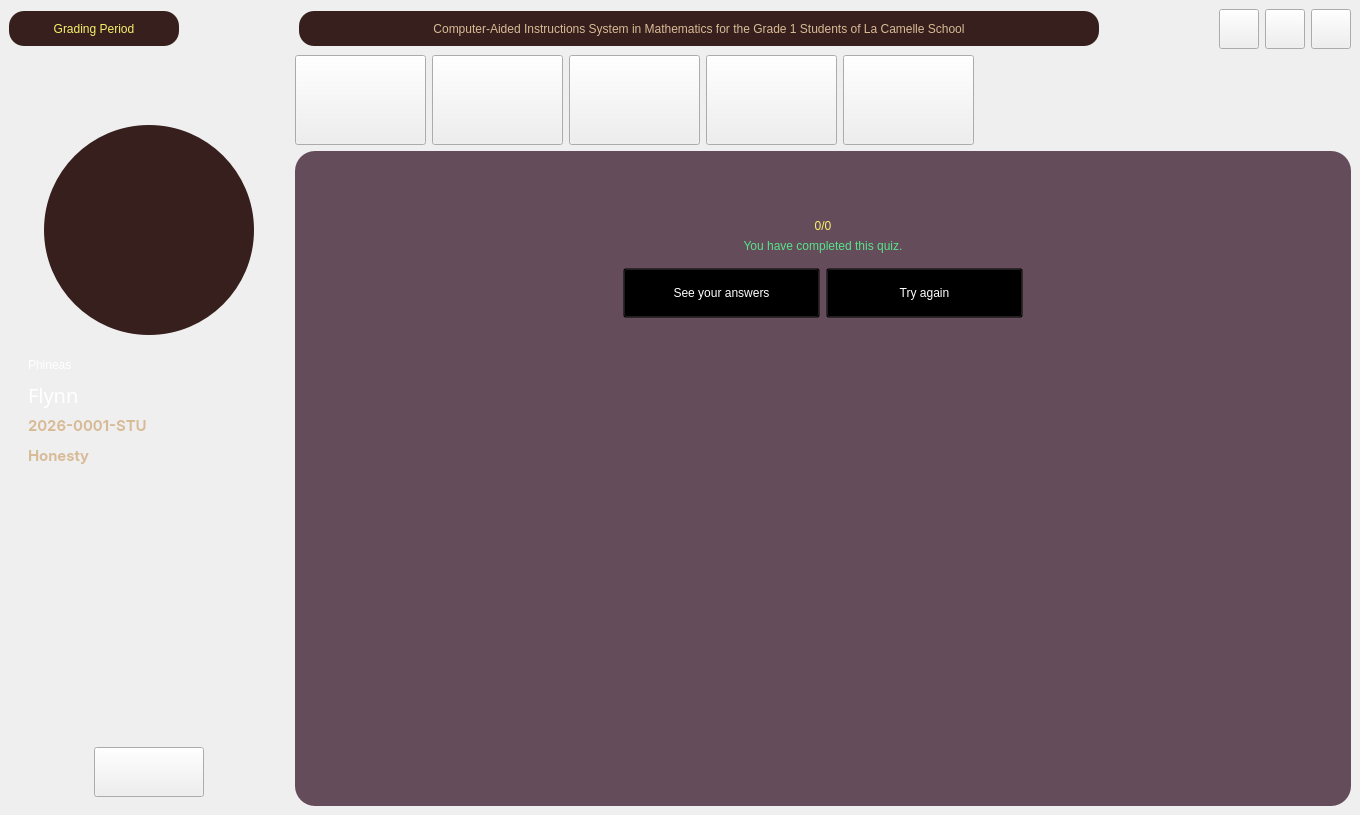
The window that CAI_PyQt/CAI_Student/UI/FormHome.ui (CPG19040/CPG19040) describes before a commit, drawn with Qt 5.
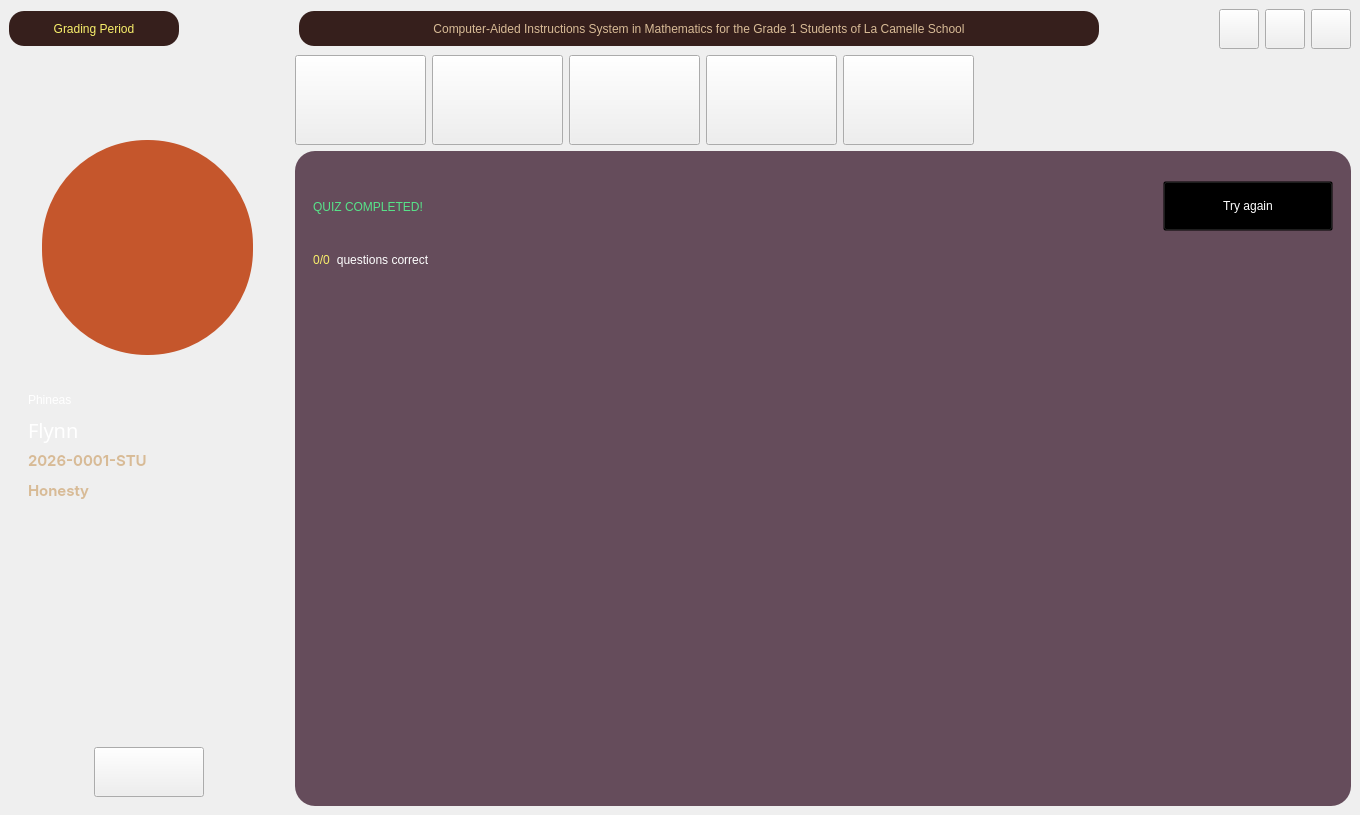
The same window after the commit. The open tabs and pages were chosen to show the change. Icons and pictures are not drawn.

Diff of the .ui file:
```diff
--- a/CAI_PyQt/CAI_Student/UI/FormHome.ui
+++ b/CAI_PyQt/CAI_Student/UI/FormHome.ui
@@ -339,10 +339,22 @@
                  <number>20</number>
                 </property>
                 <property name="bottomMargin">
-                 <number>9</number>
+                 <number>29</number>
                 </property>
                 <item>
                  <widget class="QWidget" name="widget_4" native="true">
+                  <property name="minimumSize">
+                   <size>
+                    <width>260</width>
+                    <height>260</height>
+                   </size>
+                  </property>
+                  <property name="maximumSize">
+                   <size>
+                    <width>260</width>
+                    <height>260</height>
+                   </size>
+                  </property>
                   <property name="styleSheet">
                    <string notr="true"/>
                   </property>
@@ -379,18 +391,18 @@
                     <widget class="QWidget" name="widget_3" native="true">
                      <property name="minimumSize">
                       <size>
-                       <width>210</width>
-                       <height>210</height>
+                       <width>211</width>
+                       <height>215</height>
                       </size>
                      </property>
                      <property name="maximumSize">
                       <size>
-                       <width>210</width>
-                       <height>210</height>
+                       <width>215</width>
+                       <height>215</height>
                       </size>
                      </property>
                      <property name="styleSheet">
-                      <string notr="true">background-color: #361f1c;
+                      <string notr="true">background-color: #c5562c;
 border-radius: 105px;</string>
                      </property>
                      <layout class="QVBoxLayout" name="verticalLayout_14">
@@ -1526,72 +1538,100 @@
               <string notr="true">background: transparent;</string>
              </property>
              <layout class="QVBoxLayout" name="verticalLayout_17">
-              <item>
-               <spacer name="verticalSpacer_3">
-                <property name="orientation">
-                 <enum>Qt::Vertical</enum>
-                </property>
-                <property name="sizeType">
-                 <enum>QSizePolicy::Preferred</enum>
-                </property>
-                <property name="sizeHint" stdset="0">
-                 <size>
-                  <width>20</width>
-                  <height>50</height>
-                 </size>
-                </property>
-               </spacer>
-              </item>
               <item>
                <widget class="QWidget" name="widget_9" native="true">
-                <layout class="QVBoxLayout" name="verticalLayout_16">
+                <layout class="QVBoxLayout" name="verticalLayout_18">
+                 <property name="leftMargin">
+                  <number>0</number>
+                 </property>
+                 <property name="topMargin">
+                  <number>0</number>
+                 </property>
+                 <property name="rightMargin">
+                  <number>0</number>
+                 </property>
+                 <property name="bottomMargin">
+                  <number>0</number>
+                 </property>
                  <item>
-                  <widget class="QLabel" name="label_score">
+                  <widget class="QWidget" name="widget_11" native="true">
                    <property name="styleSheet">
-                    <string notr="true">font: 35pt &quot;Biscuit Glitch&quot;; 
-color: rgb(249, 240, 107);</string>
+                    <string notr="true"/>
                    </property>
-                   <property name="text">
-                    <string>0/0</string>
-                   </property>
-                   <property name="alignment">
-                    <set>Qt::AlignCenter</set>
-                   </property>
-                  </widget>
-                 </item>
-                 <item>
-                  <widget class="QLabel" name="label_message">
-                   <property name="styleSheet">
-                    <string notr="true">font: 30pt &quot;Biscuit Glitch&quot;; 
+                   <layout class="QVBoxLayout" name="verticalLayout_16">
+                    <property name="leftMargin">
+                     <number>9</number>
+                    </property>
+                    <property name="topMargin">
+                     <number>9</number>
+                    </property>
+                    <property name="rightMargin">
+                     <number>9</number>
+                    </property>
+                    <property name="bottomMargin">
+                     <number>9</number>
+                    </property>
+                    <item>
+                     <widget class="QWidget" name="widget_12" native="true">
+                      <layout class="QHBoxLayout" name="horizontalLayout_11">
+                       <property name="leftMargin">
+                        <number>0</number>
+                       </property>
+                       <property name="topMargin">
+                        <number>0</number>
+                       </property>
+                       <property name="rightMargin">
+                        <number>0</number>
+                       </property>
+                       <property name="bottomMargin">
+                        <number>0</number>
+                       </property>
+                       <item>
+                        <widget class="QLabel" name="label_message">
+                         <property name="styleSheet">
+                          <string notr="true">font: 30pt &quot;Biscuit Glitch&quot;; 
 color: rgb(87, 227, 137);</string>
-                   </property>
-                   <property name="text">
-                    <string>You have completed this quiz.</string>
-                   </property>
-                   <property name="alignment">
-                    <set>Qt::AlignCenter</set>
-                   </property>
-                  </widget>
-                 </item>
-                 <item>
-                  <widget class="QWidget" name="widget_8" native="true">
-                   <property name="styleSheet">
-                    <string notr="true">#btn_review {
-	border-image: url(:/Images/Images/button_wood_skyblue.png);
-	color: #FFF;
-	font: 14pt &quot;Biscuit Glitch&quot;;
-	padding: 0px 20px;
-}
-
-#btn_review:hover {
-	border-image: url(:/Images/Images/button_wood_skyblue_glow.png);
-}
-
-#btn_review:pressed {
-	border-image: url(:/Images/Images/button_wood_skyblue.png);
-}
-
-#btn_retake {
+                         </property>
+                         <property name="text">
+                          <string>QUIZ COMPLETED!</string>
+                         </property>
+                         <property name="alignment">
+                          <set>Qt::AlignCenter</set>
+                         </property>
+                        </widget>
+                       </item>
+                       <item>
+                        <spacer name="horizontalSpacer_8">
+                         <property name="orientation">
+                          <enum>Qt::Horizontal</enum>
+                         </property>
+                         <property name="sizeHint" stdset="0">
+                          <size>
+                           <width>456</width>
+                           <height>75</height>
+                          </size>
+                         </property>
+                        </spacer>
+                       </item>
+                       <item>
+                        <widget class="QPushButton" name="btn_retake">
+                         <property name="minimumSize">
+                          <size>
+                           <width>170</width>
+                           <height>50</height>
+                          </size>
+                         </property>
+                         <property name="maximumSize">
+                          <size>
+                           <width>16777215</width>
+                           <height>50</height>
+                          </size>
+                         </property>
+                         <property name="cursor">
+                          <cursorShape>PointingHandCursor</cursorShape>
+                         </property>
+                         <property name="styleSheet">
+                          <string notr="true">#btn_retake {
 	border-image: url(:/Images/Images/button_wood_yellowgreen.png);
 	color: #FFF;
 	font: 14pt &quot;Biscuit Glitch&quot;;
@@ -1605,93 +1645,166 @@
 #btn_retake:pressed {
 	border-image: url(:/Images/Images/button_wood_yellowgreen.png);
 }</string>
-                   </property>
-                   <layout class="QHBoxLayout" name="horizontalLayout_9">
-                    <item>
-                     <spacer name="horizontalSpacer_7">
-                      <property name="orientation">
-                       <enum>Qt::Horizontal</enum>
-                      </property>
-                      <property name="sizeHint" stdset="0">
-                       <size>
-                        <width>40</width>
-                        <height>20</height>
-                       </size>
-                      </property>
-                     </spacer>
-                    </item>
-                    <item>
-                     <widget class="QPushButton" name="btn_review">
-                      <property name="minimumSize">
-                       <size>
-                        <width>197</width>
-                        <height>50</height>
-                       </size>
-                      </property>
-                      <property name="maximumSize">
-                       <size>
-                        <width>16777215</width>
-                        <height>50</height>
-                       </size>
-                      </property>
-                      <property name="cursor">
-                       <cursorShape>PointingHandCursor</cursorShape>
-                      </property>
-                      <property name="text">
-                       <string>See your answers</string>
-                      </property>
+                         </property>
+                         <property name="text">
+                          <string>Try again</string>
+                         </property>
+                        </widget>
+                       </item>
+                      </layout>
                      </widget>
                     </item>
                     <item>
-                     <widget class="QPushButton" name="btn_retake">
-                      <property name="minimumSize">
-                       <size>
-                        <width>197</width>
-                        <height>50</height>
-                       </size>
-                      </property>
-                      <property name="maximumSize">
-                       <size>
-                        <width>16777215</width>
-                        <height>50</height>
-                       </size>
-                      </property>
-                      <property name="cursor">
-                       <cursorShape>PointingHandCursor</cursorShape>
-                      </property>
-                      <property name="text">
-                       <string>Try again</string>
-                      </property>
+                     <widget class="QWidget" name="widget_10" native="true">
+                      <layout class="QHBoxLayout" name="horizontalLayout_10">
+                       <property name="leftMargin">
+                        <number>0</number>
+                       </property>
+                       <property name="topMargin">
+                        <number>0</number>
+                       </property>
+                       <property name="rightMargin">
+                        <number>0</number>
+                       </property>
+                       <property name="bottomMargin">
+                        <number>0</number>
+                       </property>
+                       <item>
+                        <widget class="QLabel" name="label_score">
+                         <property name="styleSheet">
+                          <string notr="true">font: 25pt &quot;Biscuit Glitch&quot;; color: rgb(249, 240, 107);</string>
+                         </property>
+                         <property name="text">
+                          <string>0/0</string>
+                         </property>
+                         <property name="alignment">
+                          <set>Qt::AlignCenter</set>
+                         </property>
+                        </widget>
+                       </item>
+                       <item>
+                        <widget class="QLabel" name="label_message_2">
+                         <property name="styleSheet">
+                          <string notr="true">font: 25pt &quot;Biscuit Glitch&quot;; color: #FFF;</string>
+                         </property>
+                         <property name="text">
+                          <string>questions correct</string>
+                         </property>
+                         <property name="alignment">
+                          <set>Qt::AlignCenter</set>
+                         </property>
+                        </widget>
+                       </item>
+                       <item>
+                        <spacer name="horizontalSpacer_7">
+                         <property name="orientation">
+                          <enum>Qt::Horizontal</enum>
+                         </property>
+                         <property name="sizeHint" stdset="0">
+                          <size>
+                           <width>40</width>
+                           <height>20</height>
+                          </size>
+                         </property>
+                        </spacer>
+                       </item>
+                      </layout>
                      </widget>
                     </item>
-                    <item>
-                     <spacer name="horizontalSpacer_8">
-                      <property name="orientation">
-                       <enum>Qt::Horizontal</enum>
-                      </property>
-                      <property name="sizeHint" stdset="0">
-                       <size>
-                        <width>40</width>
-                        <height>20</height>
-                       </size>
-                      </property>
-                     </spacer>
-                    </item>
                    </layout>
                   </widget>
                  </item>
                  <item>
-                  <spacer name="verticalSpacer_2">
-                   <property name="orientation">
-                    <enum>Qt::Vertical</enum>
+                  <widget class="QScrollArea" name="scrollArea_quiz_answer">
+                   <property name="styleSheet">
+                    <string notr="true">/* 1. THE MAIN CONTAINER */
+QScrollArea { 
+    border: none;
+    border-radius: 20px; 
+    background-color: transparent;
+}
+
+/* 2. THE VIEWPORT (Crucial for transparency/backgrounds) */
+QScrollArea QWidget #qt_scrollarea_viewport {
+    background: transparent;
+    border-radius: 20px;
+}
+
+/* 3. VERTICAL SCROLLBAR */
+QScrollBar:vertical {
+    border: none;
+    background: #ffffff;
+    width: 10px;
+    margin: 0px;
+    border-radius: 5px;
+}
+
+QScrollBar::handle:vertical {
+    background: #7a7a7a;
+    min-height: 20px;
+    border-radius: 5px;
+}
+
+QScrollBar::handle:vertical:hover {
+    background: #9a4076;
+}
+
+/* 4. HORIZONTAL SCROLLBAR */
+QScrollBar:horizontal {
+    border: none;
+    background: #ffffff;
+    height: 10px; /* Note: height, not width */
+    margin: 0px;
+    border-radius: 5px;
+}
+
+QScrollBar::handle:horizontal {
+    background: #7a7a7a;
+    min-width: 20px;
+    border-radius: 5px;
+}
+
+QScrollBar::handle:horizontal:hover {
+    background: #574939;
+}
+
+/* 5. REMOVE BUTTONS &amp; TRACK BACKGROUNDS */
+/* This handles both horizontal and vertical arrows/tracks */
+QScrollBar::add-line:vertical, QScrollBar::sub-line:vertical,
+QScrollBar::add-line:horizontal, QScrollBar::sub-line:horizontal {
+    border: none;
+    background: none;
+    width: 0px;
+    height: 0px;
+}
+
+QScrollBar::add-page:vertical, QScrollBar::sub-page:vertical,
+QScrollBar::add-page:horizontal, QScrollBar::sub-page:horizontal {
+    background: none;
+}
+
+/* 6. THE CORNER WIDGET 
+   (The small square where both bars meet) */
+QScrollArea QWidget #qt_scrollarea_corner {
+    background: transparent;
+    border: none;
+}</string>
                    </property>
-                   <property name="sizeHint" stdset="0">
-                    <size>
-                     <width>20</width>
-                     <height>40</height>
-                    </size>
+                   <property name="widgetResizable">
+                    <bool>true</bool>
                    </property>
-                  </spacer>
+                   <widget class="QWidget" name="scrollAreaWidgetContents_5">
+                    <property name="geometry">
+                     <rect>
+                      <x>0</x>
+                      <y>0</y>
+                      <width>100</width>
+                      <height>30</height>
+                     </rect>
+                    </property>
+                    <layout class="QGridLayout" name="gridLayout_2"/>
+                   </widget>
+                  </widget>
                  </item>
                 </layout>
                </widget>
```
Left out of the diff: 19 changed lines with no effect on the pictures.
